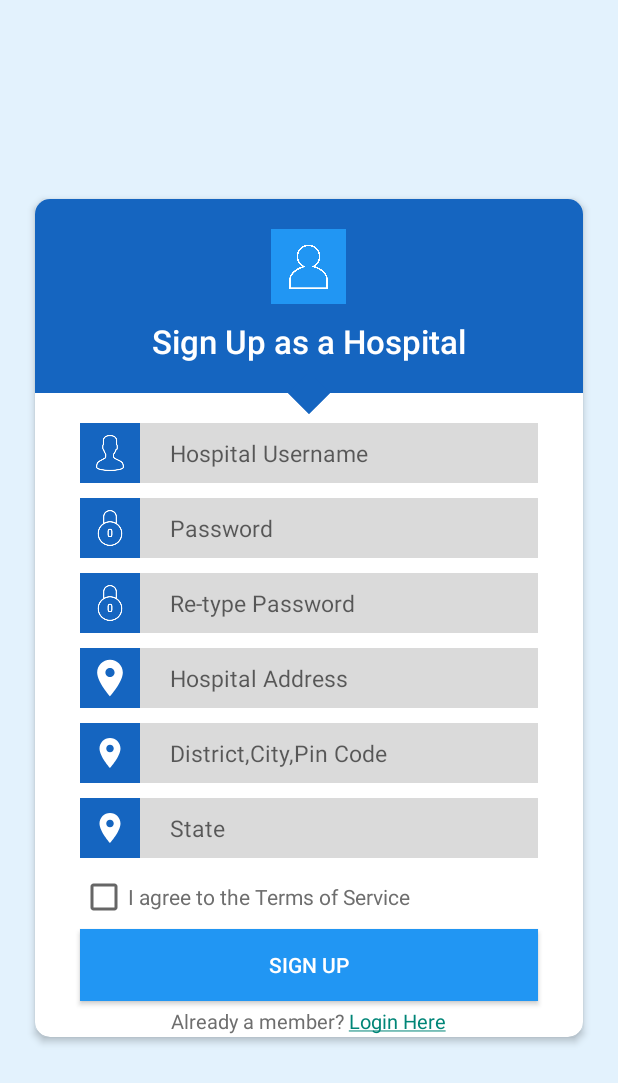
After one commit to kamalpapnai/InstantAmbulance, an Android app: the HospitalSignUp screen opened directly, with no data from a screen before it, on a phone screen of 412 x 824 dp. The commit adds this screen. Shown: the top 1083 px of the screen. Run offline under Robolectric (Android 15) with nearby library versions, the phone set to English and light mode, and no system bars.

Commit message:
Added login and signup activity to Hospital

```diff
--- a/app/src/main/AndroidManifest.xml
+++ b/app/src/main/AndroidManifest.xml
@@ -28,6 +28,10 @@
             </activity>
 
         <activity android:name=".LiveSaver.LoginActivity"></activity>
+
+
+        <activity android:name=".Hospital.HospitalLogin"></activity>
+        <activity android:name=".Hospital.HospitalSignUp"></activity>
     </application>
 
 </manifest>
--- /dev/null
+++ b/app/src/main/java/com/example/kamal/instantambulance/BloodDonor/BloodDonorLogin.java
@@ -0,0 +1,6 @@
+package com.example.kamal.instantambulance.BloodDonor;
+
+import android.support.v7.app.AppCompatActivity;
+
+public class BloodDonorLogin extends AppCompatActivity {
+}
--- /dev/null
+++ b/app/src/main/java/com/example/kamal/instantambulance/Hospital/HospitalSignUp.java
@@ -0,0 +1,44 @@
+package com.example.kamal.instantambulance.Hospital;
+
+import android.content.Intent;
+import android.os.Bundle;
+import android.support.annotation.Nullable;
+import android.support.v7.app.AppCompatActivity;
+import android.text.SpannableString;
+import android.text.Spanned;
+import android.text.method.LinkMovementMethod;
+import android.text.style.ClickableSpan;
+import android.view.View;
+import android.widget.TextView;
+
+import com.example.kamal.instantambulance.LiveSaver.LoginActivity;
+import com.example.kamal.instantambulance.R;
+
+public class HospitalSignUp extends AppCompatActivity {
+
+    @Override
+    protected void onCreate(@Nullable Bundle savedInstanceState) {
+        super.onCreate(savedInstanceState);
+        setContentView(R.layout.hospital_signup);
+
+        TextView textView = findViewById(R.id.hospital_signUp);
+
+        String text = "Already a member? Login Here";
+
+        SpannableString ss =new SpannableString(text);
+
+        ClickableSpan clickableSpan = new ClickableSpan() {
+            @Override
+            public void onClick(View widget) {
+                Intent signup = new Intent(HospitalSignUp.this, HospitalLogin.class);
+                startActivity(signup);
+                finish();
+            }
+        };
+
+        ss.setSpan(clickableSpan,18,28, Spanned.SPAN_EXCLUSIVE_EXCLUSIVE);
+
+        textView.setText(ss);
+        textView.setMovementMethod(LinkMovementMethod.getInstance());
+    }
+}
--- /dev/null
+++ b/app/src/main/res/drawable-anydpi/ic_address.xml
@@ -0,0 +1,10 @@
+<vector xmlns:android="http://schemas.android.com/apk/res/android"
+    android:width="24dp"
+    android:height="24dp"
+    android:viewportWidth="24"
+    android:viewportHeight="24"
+    android:tint="#FFFFFF">
+    <path
+        android:fillColor="#FF000000"
+        android:pathData="M12,2C8.13,2 5,5.13 5,9c0,5.25 7,13 7,13s7,-7.75 7,-13c0,-3.87 -3.13,-7 -7,-7zM12,11.5c-1.38,0 -2.5,-1.12 -2.5,-2.5s1.12,-2.5 2.5,-2.5 2.5,1.12 2.5,2.5 -1.12,2.5 -2.5,2.5z"/>
+</vector>
--- /dev/null
+++ b/app/src/main/res/layout/hospital_signup.xml
@@ -0,0 +1,305 @@
+<?xml version="1.0" encoding="utf-8"?>
+<RelativeLayout xmlns:android="http://schemas.android.com/apk/res/android"
+    xmlns:app="http://schemas.android.com/apk/res-auto"
+    xmlns:tools="http://schemas.android.com/tools"
+    android:layout_width="match_parent"
+    android:layout_height="match_parent"
+    android:background="@color/blue_lightest">
+
+    <android.support.v7.widget.CardView
+        android:layout_width="match_parent"
+        android:layout_height="wrap_content"
+        android:layout_centerInParent="true"
+        android:layout_marginLeft="20dp"
+        android:layout_marginTop="20dp"
+        android:layout_marginRight="20dp"
+        android:layout_marginBottom="5dp"
+        app:cardCornerRadius="10dp"
+        app:cardElevation="3dp"
+        app:cardPreventCornerOverlap="false"
+        app:cardUseCompatPadding="true">
+
+        <RelativeLayout
+            android:layout_width="match_parent"
+            android:layout_height="wrap_content">
+
+            <LinearLayout
+                android:id="@+id/linearLayout1"
+                android:layout_width="match_parent"
+                android:layout_height="wrap_content"
+                android:background="@color/blue_darkest"
+                android:gravity="center"
+                android:orientation="vertical">
+
+                <ImageView
+                    android:layout_width="50dp"
+                    android:layout_height="50dp"
+                    android:layout_marginTop="20dp"
+                    android:background="@color/blue_dark"
+                    android:padding="10dp"
+                    android:src="@drawable/userpng"
+                    android:tint="@color/white" />
+
+                <TextView
+                    android:layout_width="wrap_content"
+                    android:layout_height="wrap_content"
+                    android:layout_marginTop="10dp"
+                    android:layout_marginBottom="20dp"
+                    android:fontFamily="sans-serif-medium"
+                    android:text="Sign Up as a Hospital"
+                    android:textColor="@color/white"
+                    android:textSize="22sp" />
+
+            </LinearLayout>
+
+            <ImageView
+                android:id="@+id/imageView1"
+                android:layout_width="20dp"
+                android:layout_height="20dp"
+                android:layout_below="@+id/linearLayout1"
+                android:layout_centerHorizontal="true"
+                android:layout_marginTop="-10dp"
+                android:rotation="45"
+                android:src="@color/blue_darkest" />
+
+            <RelativeLayout
+                android:id="@+id/relativeLayout1"
+                android:layout_width="match_parent"
+                android:layout_height="wrap_content"
+                android:layout_below="@+id/imageView1"
+                android:layout_marginLeft="30dp"
+                android:layout_marginTop="10dp"
+                android:layout_marginRight="30dp">
+
+                <ImageView
+                    android:id="@+id/imgView_userIcon"
+                    android:layout_width="40dp"
+                    android:layout_height="40dp"
+                    android:background="@color/blue_darkest"
+                    android:padding="8dp"
+                    android:src="@drawable/img_user"
+                    android:tint="@color/white" />
+
+                <EditText
+                    android:layout_width="match_parent"
+                    android:layout_height="wrap_content"
+                    android:layout_alignBottom="@+id/imgView_userIcon"
+                    android:layout_alignParentTop="true"
+                    android:layout_toRightOf="@+id/imgView_userIcon"
+                    android:background="@color/editTextBG"
+                    android:hint="Hospital Username"
+                    android:paddingLeft="20dp"
+                    android:textSize="15sp" />
+
+            </RelativeLayout>
+
+
+            <RelativeLayout
+                android:id="@+id/relativeLayout2"
+                android:layout_width="match_parent"
+                android:layout_height="wrap_content"
+                android:layout_below="@+id/relativeLayout1"
+                android:layout_marginLeft="30dp"
+                android:layout_marginTop="10dp"
+                android:layout_marginRight="30dp">
+
+                <ImageView
+                    android:id="@+id/imgView_passwordIcon"
+                    android:layout_width="40dp"
+                    android:layout_height="40dp"
+                    android:background="@color/blue_darkest"
+                    android:padding="8dp"
+                    android:src="@drawable/img_authentication"
+                    android:tint="@color/white" />
+
+                <EditText
+                    android:layout_width="match_parent"
+                    android:layout_height="wrap_content"
+                    android:layout_alignBottom="@+id/imgView_passwordIcon"
+                    android:layout_alignParentTop="true"
+                    android:layout_toRightOf="@+id/imgView_passwordIcon"
+                    android:background="@color/editTextBG"
+                    android:hint="Password"
+                    android:inputType="textPassword"
+                    android:paddingLeft="20dp"
+                    android:textSize="15sp" />
+
+            </RelativeLayout>
+
+            <RelativeLayout
+                android:id="@+id/relativeLayout3"
+                android:layout_width="match_parent"
+                android:layout_height="wrap_content"
+                android:layout_below="@+id/relativeLayout2"
+                android:layout_marginLeft="30dp"
+                android:layout_marginTop="10dp"
+                android:layout_marginRight="30dp">
+
+                <ImageView
+                    android:id="@+id/imgView_repasswordIcon"
+                    android:layout_width="40dp"
+                    android:layout_height="40dp"
+                    android:background="@color/blue_darkest"
+                    android:padding="8dp"
+                    android:src="@drawable/img_authentication"
+                    android:tint="@color/white" />
+
+                <EditText
+                    android:layout_width="match_parent"
+                    android:layout_height="wrap_content"
+                    android:layout_alignBottom="@+id/imgView_repasswordIcon"
+                    android:layout_alignParentTop="true"
+                    android:layout_toRightOf="@+id/imgView_repasswordIcon"
+                    android:background="@color/editTextBG"
+                    android:hint="Re-type Password"
+                    android:inputType="textPassword"
+                    android:paddingLeft="20dp"
+                    android:textSize="15sp" />
+
+            </RelativeLayout>
+
+            <RelativeLayout
+                android:id="@+id/relativeLayout4"
+                android:layout_width="match_parent"
+                android:layout_height="wrap_content"
+                android:layout_below="@+id/relativeLayout3"
+                android:layout_marginLeft="30dp"
+                android:layout_marginTop="10dp"
+                android:layout_marginRight="30dp">
+
+                <ImageView
+                    android:id="@+id/kl"
+                    android:layout_width="40dp"
+                    android:layout_height="40dp"
+                    android:adjustViewBounds="false"
+                    android:background="@color/blue_darkest"
+                    android:cropToPadding="false"
+                    android:padding="5dp"
+                    android:src="@drawable/ic_address"
+                    android:tint="@color/white" />
+
+                <EditText
+                    android:layout_width="match_parent"
+                    android:layout_height="wrap_content"
+                    android:layout_alignBottom="@+id/kl"
+                    android:layout_alignParentTop="true"
+                    android:layout_toRightOf="@+id/kl"
+                    android:background="@color/editTextBG"
+                    android:hint="Hospital Address"
+                    android:paddingLeft="20dp"
+                    android:textSize="15sp" />
+
+            </RelativeLayout>
+
+            <RelativeLayout
+                android:id="@+id/relativeLayout5"
+                android:layout_width="match_parent"
+                android:layout_height="wrap_content"
+                android:layout_below="@+id/relativeLayout4"
+                android:layout_marginLeft="30dp"
+                android:layout_marginTop="10dp"
+                android:layout_marginRight="30dp">
+
+                <ImageView
+                    android:id="@+id/imgView_district"
+                    android:layout_width="40dp"
+                    android:layout_height="40dp"
+                    android:background="@color/blue_darkest"
+                    android:padding="8dp"
+                    android:src="@drawable/ic_address"
+                    android:tint="@color/white" />
+
+                <EditText
+                    android:layout_width="match_parent"
+                    android:layout_height="wrap_content"
+                    android:layout_alignBottom="@+id/imgView_district"
+                    android:layout_alignParentTop="true"
+                    android:layout_toRightOf="@+id/imgView_district"
+                    android:background="@color/editTextBG"
+                    android:hint="District,City,Pin Code"
+                    android:paddingLeft="20dp"
+                    android:textSize="15sp" />
+
+            </RelativeLayout>
+
+            <RelativeLayout
+                android:id="@+id/relativeLayout6"
+                android:layout_width="match_parent"
+                android:layout_height="wrap_content"
+                android:layout_below="@+id/relativeLayout5"
+                android:layout_marginLeft="30dp"
+                android:layout_marginTop="10dp"
+                android:layout_marginRight="30dp">
+
+                <ImageView
+                    android:id="@+id/imgView_state"
+                    android:layout_width="40dp"
+                    android:layout_height="40dp"
+                    android:background="@color/blue_darkest"
+                    android:padding="8dp"
+                    android:src="@drawable/ic_address"
+                    android:tint="@color/white" />
+
+                <EditText
+                    android:layout_width="match_parent"
+                    android:layout_height="wrap_content"
+                    android:layout_alignBottom="@+id/imgView_state"
+                    android:layout_alignParentTop="true"
+                    android:layout_toRightOf="@+id/imgView_state"
+                    android:background="@color/editTextBG"
+                    android:hint="State"
+                    android:paddingLeft="20dp"
+                    android:textSize="15sp" />
+
+            </RelativeLayout>
+
+
+
+            <CheckBox
+                android:id="@+id/chkBox1"
+                android:layout_width="match_parent"
+                android:layout_height="wrap_content"
+                android:layout_below="@id/relativeLayout6"
+                android:layout_marginLeft="30dp"
+                android:layout_marginTop="10dp"
+                android:layout_marginRight="30dp"
+                android:fontFamily="sans-serif"
+                android:text="I agree to the Terms of Service"
+                android:textColor="@color/textColor" />
+
+            <Button
+                android:id="@+id/btn_signUp"
+                android:layout_width="match_parent"
+                android:layout_height="wrap_content"
+                android:layout_below="@+id/chkBox1"
+                android:layout_marginLeft="30dp"
+                android:layout_marginTop="5dp"
+                android:layout_marginRight="30dp"
+                android:background="@color/blue_dark"
+                android:fontFamily="sans-serif-medium"
+                android:text="SIGN UP"
+                android:textColor="@color/white" />
+
+            <TextView
+                android:id="@+id/hospital_signUp"
+                android:layout_width="wrap_content"
+                android:layout_height="wrap_content"
+                android:layout_below="@+id/btn_signUp"
+                android:layout_centerHorizontal="true"
+                android:layout_marginTop="4dp"
+                android:layout_marginBottom="1dp"
+                android:background="@color/transparent"
+                android:fontFamily="sans-serif"
+                android:text="Already a member? Login Here"
+                android:textAllCaps="false"
+                android:textColor="@color/textColor"
+                android:textSize="13sp" />
+
+        </RelativeLayout>
+
+
+
+
+    </android.support.v7.widget.CardView>
+
+</RelativeLayout>
--- a/app/src/main/res/values/colors.xml
+++ b/app/src/main/res/values/colors.xml
@@ -15,4 +15,9 @@
     <color name="transparent">#00000000</color>
     <color name="editTextBG">#DADADA</color>
     <color name="textColor">#6e6e6e</color>
+
+   <color name="blue_darkest">#1565C0</color>
+    <color name="blue_dark">#2196F3</color>
+    <color name="blue_light">#90CAF9</color>
+    <color name="blue_lightest">#E3F2FD</color>
 </resources>
```
Also changed, not shown: app/src/main/java/com/example/kamal/instantambulance/Hospital/HospitalLogin.java (added, +42 -0 lines), app/src/main/java/com/example/kamal/instantambulance/MainActivity.java (+19 -17 lines), app/src/main/res/layout/hospital_login.xml (added, +193 -0 lines), app/src/main/res/layout/initial_login.xml (+3 -44 lines), app/src/main/res/layout/initial_signoption.xml (deleted, +0 -34 lines), app/src/main/res/drawable-hdpi/ic_address.png (added), app/src/main/res/drawable-mdpi/ic_address.png (added), app/src/main/res/drawable-xhdpi/ic_address.png (added), app/src/main/res/drawable-xxhdpi/ic_address.png (added), app/src/main/res/drawable/address.png (added).
